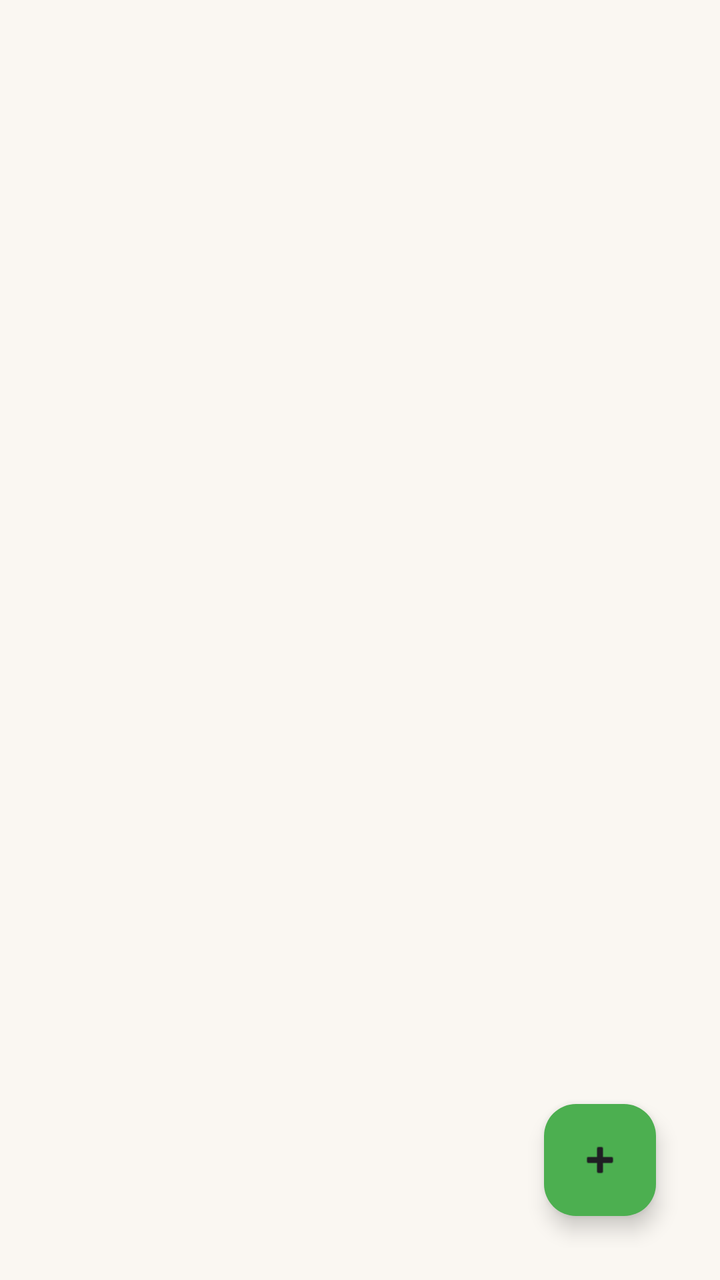
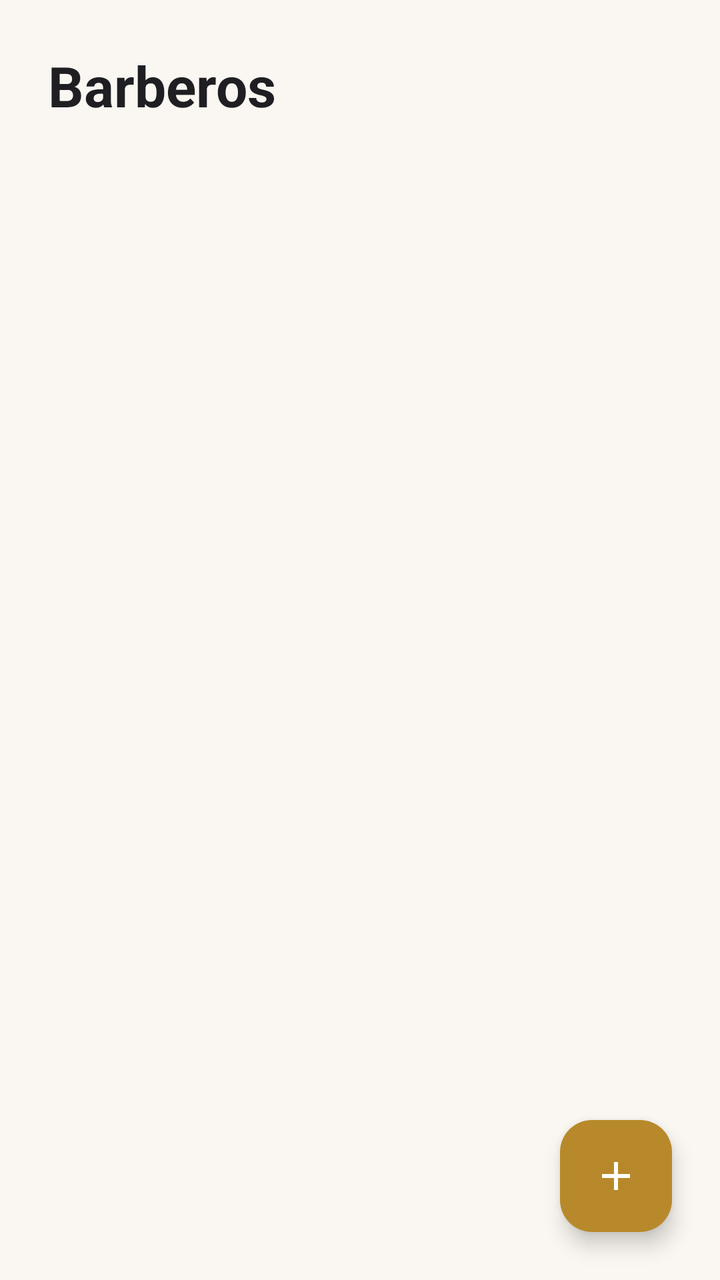

Before-and-after screenshots of an Android layout around one commit, followed by the original layout XML and the change that was made.
<!-- AndroidManifest.xml: application theme Theme.BarberFlow -->
<!-- res/layout/activity_gestion_barberos.xml -->
<?xml version="1.0" encoding="utf-8"?>
<androidx.constraintlayout.widget.ConstraintLayout
    xmlns:android="http://schemas.android.com/apk/res/android"
    xmlns:app="http://schemas.android.com/apk/res-auto"
    android:layout_width="match_parent"
    android:layout_height="match_parent"
    android:padding="16dp">

    
    <androidx.recyclerview.widget.RecyclerView
        android:id="@+id/rvBarberos"
        android:layout_width="0dp"
        android:layout_height="0dp"
        android:layout_marginTop="48dp"
        app:layout_constraintTop_toTopOf="parent"
        app:layout_constraintBottom_toBottomOf="parent"
        app:layout_constraintStart_toStartOf="parent"
        app:layout_constraintEnd_toEndOf="parent" />

    
    <com.google.android.material.floatingactionbutton.FloatingActionButton
        android:id="@+id/fabAddBarbero"
        android:layout_width="wrap_content"
        android:layout_height="wrap_content"
        android:layout_margin="16dp"
        android:src="@android:drawable/ic_input_add"
        android:backgroundTint="#4CAF50"
        android:tint="@android:color/white"
        app:layout_constraintBottom_toBottomOf="parent"
        app:layout_constraintEnd_toEndOf="parent"
        android:contentDescription="Añadir barbero" />

</androidx.constraintlayout.widget.ConstraintLayout>
<!-- resources referenced by this layout -->
<resources>
  <style name="Theme.BarberFlow" parent="Base.Theme.BarberFlow" />
  <style name="Base.Theme.BarberFlow" parent="Theme.Material3.DayNight.NoActionBar">
          <item name="colorPrimary">@color/bf_charcoal</item>
          <item name="colorOnPrimary">@color/white</item>
          <item name="colorPrimaryContainer">@color/bf_gold_container</item>
          <item name="colorOnPrimaryContainer">@color/bf_charcoal</item>
  
          <item name="colorSecondary">@color/bf_gold</item>
          <item name="colorOnSecondary">@color/white</item>
          <item name="colorSecondaryContainer">@color/bf_gold_container</item>
          <item name="colorOnSecondaryContainer">@color/bf_charcoal</item>
  
          <item name="android:colorBackground">@color/bf_cream</item>
          <item name="colorOnBackground">@color/bf_charcoal</item>
          <item name="colorSurface">@color/white</item>
          <item name="colorOnSurface">@color/bf_charcoal</item>
          <item name="colorSurfaceVariant">@color/bf_cream_variant</item>
          <item name="colorOnSurfaceVariant">#5E5A50</item>
          <item name="colorOutline">@color/bf_outline</item>
  
          <item name="colorError">@color/bf_error</item>
          <item name="colorOnError">@color/white</item>
  
          <item name="shapeAppearanceSmallComponent">@style/ShapeAppearance.BarberFlow.Rounded</item>
          <item name="shapeAppearanceMediumComponent">@style/ShapeAppearance.BarberFlow.Rounded</item>
      </style>
  <color name="bf_charcoal">#1F1F23</color>
  <color name="white">#FFFFFFFF</color>
  <color name="bf_gold_container">#F6E7C1</color>
  <color name="bf_gold">#B8892B</color>
  <color name="bf_cream">#FAF7F2</color>
  <color name="bf_cream_variant">#EFE8DA</color>
  <color name="bf_outline">#CFC4AE</color>
  <color name="bf_error">#B3261E</color>
  <style name="ShapeAppearance.BarberFlow.Rounded" parent="">
          <item name="cornerFamily">rounded</item>
          <item name="cornerSize">14dp</item>
      </style>
</resources>

<!-- the commit's change to res/layout/activity_gestion_barberos.xml (unified diff, before → after) -->
@@ -1,33 +1,46 @@
 <?xml version="1.0" encoding="utf-8"?>
-<androidx.constraintlayout.widget.ConstraintLayout
-    xmlns:android="http://schemas.android.com/apk/res/android"
+<androidx.constraintlayout.widget.ConstraintLayout xmlns:android="http://schemas.android.com/apk/res/android"
     xmlns:app="http://schemas.android.com/apk/res-auto"
     android:layout_width="match_parent"
     android:layout_height="match_parent"
-    android:padding="16dp">
+    android:background="?android:attr/colorBackground">
 
-    
+    <TextView
+        android:id="@+id/tv_titulo_barberos"
+        android:layout_width="0dp"
+        android:layout_height="wrap_content"
+        android:layout_margin="24dp"
+        android:text="Barberos"
+        android:textAppearance="?attr/textAppearanceHeadlineMedium"
+        android:textColor="?attr/colorOnBackground"
+        android:textStyle="bold"
+        app:layout_constraintEnd_toEndOf="parent"
+        app:layout_constraintStart_toStartOf="parent"
+        app:layout_constraintTop_toTopOf="parent" />
+
     <androidx.recyclerview.widget.RecyclerView
         android:id="@+id/rvBarberos"
         android:layout_width="0dp"
         android:layout_height="0dp"
-        android:layout_marginTop="48dp"
-        app:layout_constraintTop_toTopOf="parent"
+        android:clipToPadding="false"
+        android:paddingStart="16dp"
+        android:paddingEnd="16dp"
+        android:paddingBottom="96dp"
         app:layout_constraintBottom_toBottomOf="parent"
+        app:layout_constraintEnd_toEndOf="parent"
         app:layout_constraintStart_toStartOf="parent"
-        app:layout_constraintEnd_toEndOf="parent" />
+        app:layout_constraintTop_toBottomOf="@id/tv_titulo_barberos" />
 
-    
     <com.google.android.material.floatingactionbutton.FloatingActionButton
         android:id="@+id/fabAddBarbero"
         android:layout_width="wrap_content"
         android:layout_height="wrap_content"
-        android:layout_margin="16dp"
-        android:src="@android:drawable/ic_input_add"
-        android:backgroundTint="#4CAF50"
-        android:tint="@android:color/white"
+        android:layout_margin="24dp"
+        android:contentDescription="Añadir barbero"
+        android:src="@drawable/ic_add"
+        app:backgroundTint="?attr/colorSecondary"
         app:layout_constraintBottom_toBottomOf="parent"
         app:layout_constraintEnd_toEndOf="parent"
-        android:contentDescription="Añadir barbero" />
+        app:tint="?attr/colorOnSecondary" />
 
 </androidx.constraintlayout.widget.ConstraintLayout>
<!-- resource entries referenced after the edit -->
@@ -1,5 +1,15 @@
 <!-- resources referenced by this layout -->
 <resources>
+  <!-- drawable ic_add (drawable) -->
+  <vector xmlns:android="http://schemas.android.com/apk/res/android"
+      android:width="24dp"
+      android:height="24dp"
+      android:viewportWidth="24"
+      android:viewportHeight="24">
+      <path
+          android:fillColor="@android:color/white"
+          android:pathData="M19,13h-6v6h-2v-6H5v-2h6V5h2v6h6v2z" />
+  </vector>
   <style name="Theme.BarberFlow" parent="Base.Theme.BarberFlow" />
   <style name="Base.Theme.BarberFlow" parent="Theme.Material3.DayNight.NoActionBar">
           <item name="colorPrimary">@color/bf_charcoal</item>
